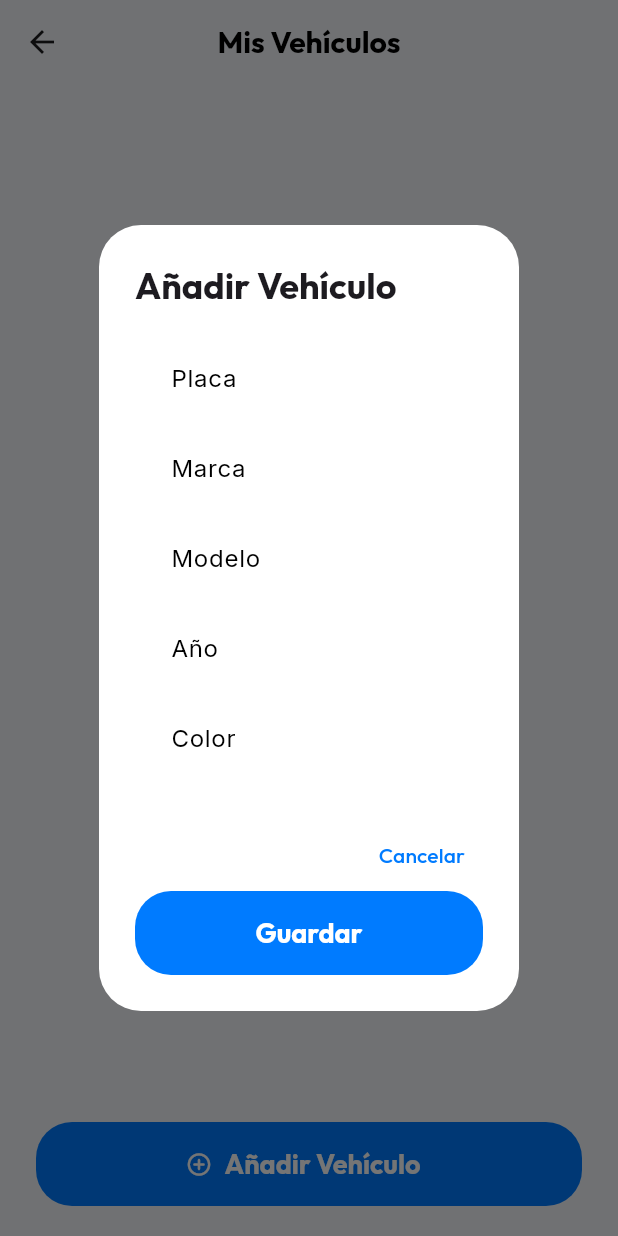
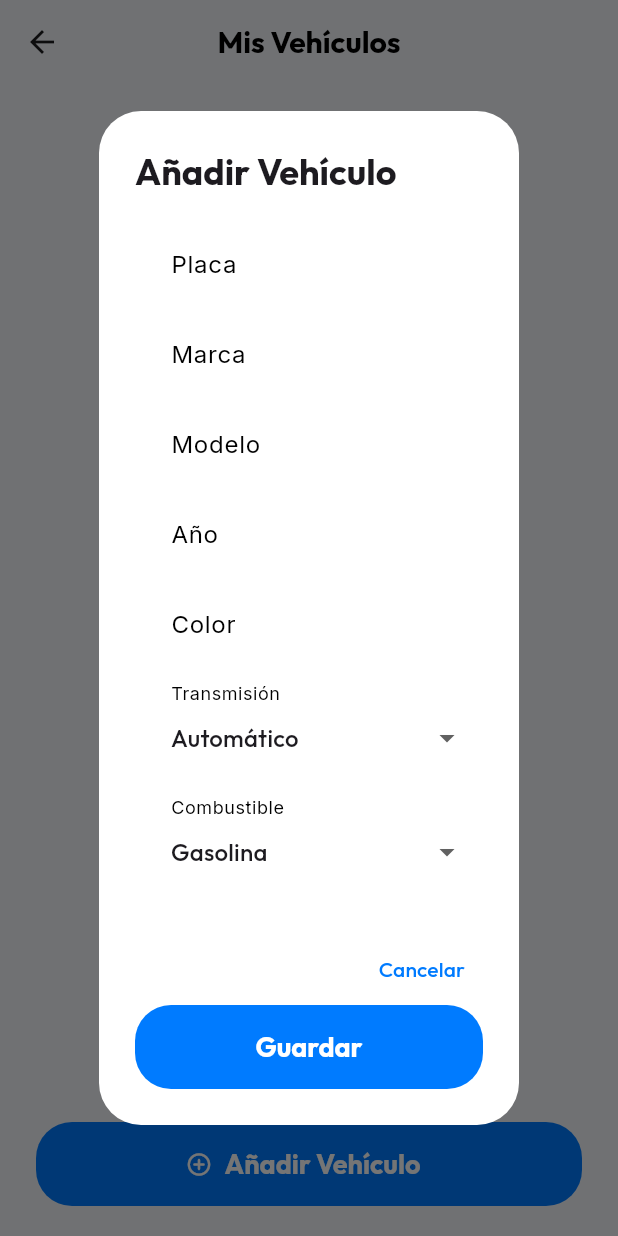
Before and after one commit to aiorosSCZ/movil_flutter_asistencia_vehicular, a Flutter app: the VehiclesPage screen opened directly, after a tap on "Añadir Vehículo", on a phone screen of 412 x 824 dp. Run offline on Flutter 3.47's test engine with Material 3 defaults, Android fonts, the phone set to English and light mode, and no system bars; our stand-ins replace dio, firebase_core, firebase_messaging, geolocator, google_fonts, google_maps_flutter and 1 more; missing offline and left inert: record; accounts and stored records are empty; network calls fail.

Commit message:
Se actualiza App, funcionalidades

```diff
--- a/lib/pages/payments_page.dart
+++ b/lib/pages/payments_page.dart
@@ -55,6 +55,8 @@ class _PaymentsPageState extends State<PaymentsPage> {
         ? const Center(child: CircularProgressIndicator(color: AppTheme.primaryBlue))
         : _pagos.isEmpty
           ? SafeArea(
+              child: SizedBox(
+                width: double.infinity,
                 child: Padding(
                   padding: const EdgeInsets.symmetric(horizontal: 24.0, vertical: 20.0),
                   child: Column(
@@ -71,6 +73,7 @@ class _PaymentsPageState extends State<PaymentsPage> {
                       Text("Sin pagos recientes", style: GoogleFonts.outfit(fontSize: 20, fontWeight: FontWeight.bold)),
                       const Spacer(flex: 2),
                     ],
+                  ),
                 ),
               ),
             )
--- a/lib/pages/permission_page.dart
+++ b/lib/pages/permission_page.dart
@@ -99,9 +99,9 @@ class _PermissionPageState extends State<PermissionPage> {
                 mainAxisAlignment: MainAxisAlignment.center,
                 children: [
                   _buildCircleIcon(Icons.location_on_rounded, AppTheme.primaryBlue),
-                  const SizedBox(width: -10),
+                  const SizedBox(width: 10),
                   _buildCircleIcon(Icons.camera_alt_rounded, AppTheme.accentYellow),
-                  const SizedBox(width: -10),
+                  const SizedBox(width: 10),
                   _buildCircleIcon(Icons.mic_rounded, AppTheme.secondaryGreen),
                 ],
               ),
--- a/lib/pages/vehicles_page.dart
+++ b/lib/pages/vehicles_page.dart
@@ -47,10 +47,13 @@ class _VehiclesPageState extends State<VehiclesPage> {
     final modeloCtrl = TextEditingController();
     final anoCtrl = TextEditingController();
     final colorCtrl = TextEditingController();
+    String selectedTransmision = "Automático";
+    String selectedCombustible = "Gasolina";
 
     showDialog(
       context: context,
-      builder: (ctx) => AlertDialog(
+      builder: (ctx) => StatefulBuilder(
+        builder: (context, setDialogState) => AlertDialog(
           title: Text("Añadir Vehículo", style: GoogleFonts.outfit(fontWeight: FontWeight.bold)),
           content: SingleChildScrollView(
             child: Column(
@@ -61,6 +64,28 @@ class _VehiclesPageState extends State<VehiclesPage> {
                 TextField(controller: modeloCtrl, decoration: const InputDecoration(labelText: "Modelo")),
                 TextField(controller: anoCtrl, decoration: const InputDecoration(labelText: "Año"), keyboardType: TextInputType.number),
                 TextField(controller: colorCtrl, decoration: const InputDecoration(labelText: "Color")),
+                const SizedBox(height: 16),
+                DropdownButtonFormField<String>(
+                  value: selectedTransmision,
+                  decoration: const InputDecoration(labelText: "Transmisión"),
+                  items: ["Automático", "Manual"]
+                      .map((t) => DropdownMenuItem(value: t, child: Text(t)))
+                      .toList(),
+                  onChanged: (val) {
+                    if (val != null) setDialogState(() => selectedTransmision = val);
+                  },
+                ),
+                const SizedBox(height: 16),
+                DropdownButtonFormField<String>(
+                  value: selectedCombustible,
+                  decoration: const InputDecoration(labelText: "Combustible"),
+                  items: ["Gasolina", "Diésel", "Gas", "Eléctrico", "Híbrido"]
+                      .map((c) => DropdownMenuItem(value: c, child: Text(c)))
+                      .toList(),
+                  onChanged: (val) {
+                    if (val != null) setDialogState(() => selectedCombustible = val);
+                  },
+                ),
               ],
             ),
           ),
@@ -82,8 +107,8 @@ class _VehiclesPageState extends State<VehiclesPage> {
                     "modelo": modeloCtrl.text,
                     "año": int.tryParse(anoCtrl.text) ?? 2020,
                     "color": colorCtrl.text,
-                  "tipo_transmision": "Automático",
-                  "tipo_combustible": "Gasolina"
+                    "tipo_transmision": selectedTransmision,
+                    "tipo_combustible": selectedCombustible
                   });
                   _fetchVehiculos();
                 } catch (e) {
@@ -93,6 +118,7 @@ class _VehiclesPageState extends State<VehiclesPage> {
               child: const Text("Guardar"),
             )
           ],
+        ),
       ),
     );
   }
```
Also changed, not shown: lib/pages/profile_page.dart (+12 -5 lines), lib/pages/searching_workshop_page.dart (+5 -5 lines), lib/pages/tracking_page.dart (+27 -3 lines). Lines whose indentation alone changed are shown as unchanged.
